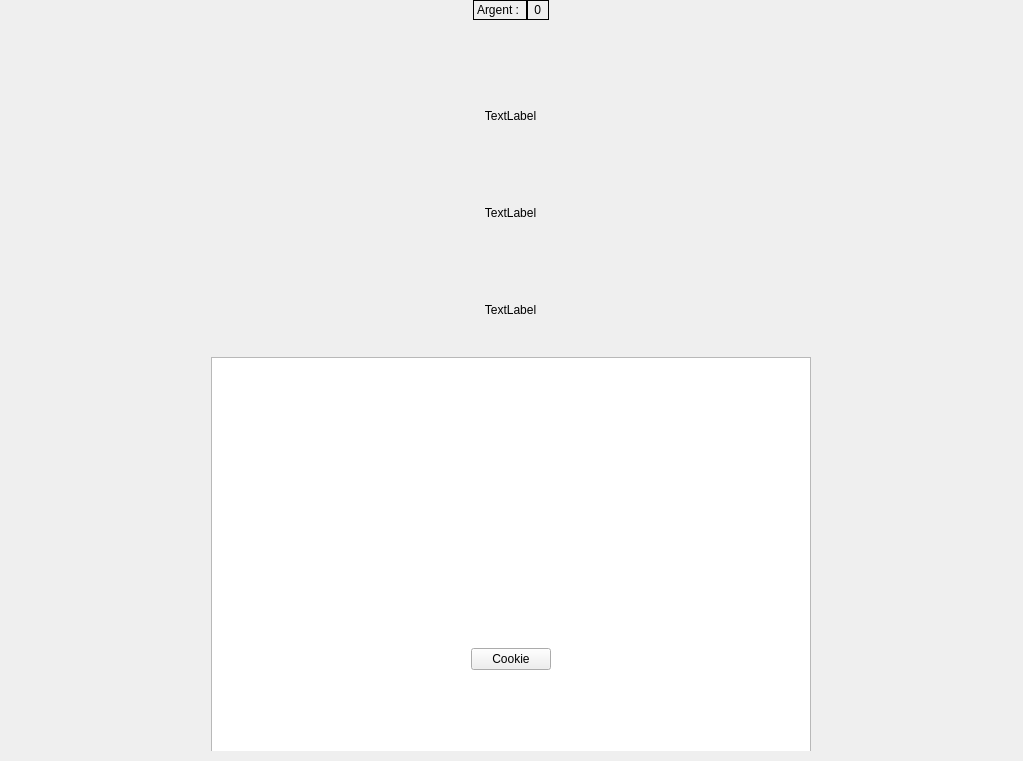
Qt form CookieClicker2/stat.ui (SimonBach1/QtProject) before a commit.
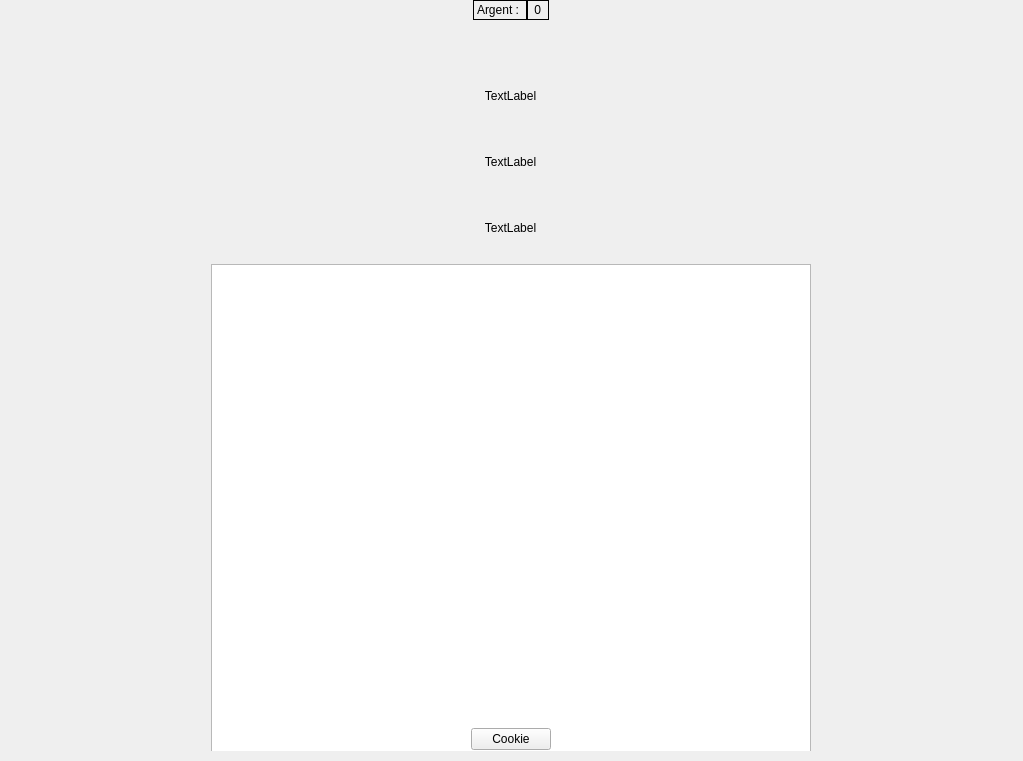
The same form after that commit.

The edit to the form file:
```diff
--- a/CookieClicker2/stat.ui
+++ b/CookieClicker2/stat.ui
@@ -140,7 +140,7 @@
           <property name="minimumSize">
            <size>
             <width>0</width>
-            <height>100</height>
+            <height>60</height>
            </size>
           </property>
           <property name="text">
@@ -159,7 +159,7 @@
           <property name="minimumSize">
            <size>
             <width>0</width>
-            <height>100</height>
+            <height>60</height>
            </size>
           </property>
           <property name="text">
@@ -178,7 +178,7 @@
           <property name="minimumSize">
            <size>
             <width>0</width>
-            <height>100</height>
+            <height>60</height>
            </size>
           </property>
           <property name="text">
@@ -301,12 +301,12 @@
        <enum>Qt::Vertical</enum>
       </property>
       <property name="sizeType">
-       <enum>QSizePolicy::Fixed</enum>
+       <enum>QSizePolicy::Expanding</enum>
       </property>
       <property name="sizeHint" stdset="0">
        <size>
         <width>20</width>
-        <height>80</height>
+        <height>100</height>
        </size>
       </property>
      </spacer>
```
